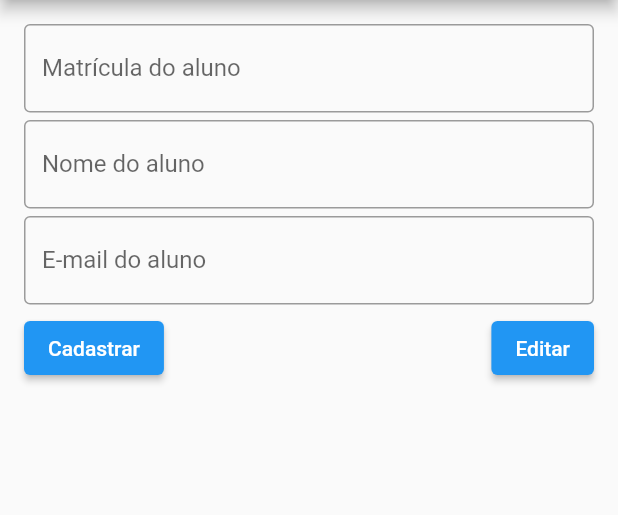
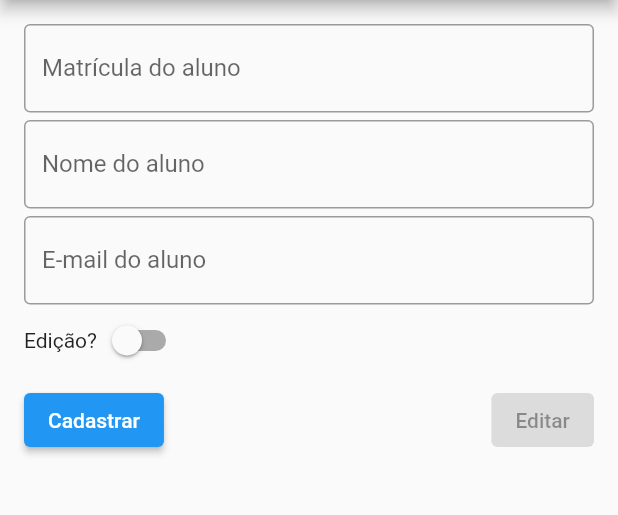
Before and after one commit to stevenarancic/cadastro_de_alunos, a Flutter app: the screen it shows after launch, on a phone screen of 412 x 824 dp, the part 84-599 px from its top. Run offline on Flutter 3.47's test engine with Material 2 defaults, Android fonts, the phone set to English and light mode, and no system bars; our stand-ins replace email_validator, sqflite; accounts and stored records are empty.

Commit message:
Update home.dart

```diff
--- a/lib/screens/home/home.dart
+++ b/lib/screens/home/home.dart
@@ -13,8 +13,11 @@ class Home extends StatefulWidget {
 
 class _HomeState extends State<Home> {
 
+  final _registerController = TextEditingController();
   final _nameController = TextEditingController();
   final _emailController = TextEditingController();
+
+  bool isEdit = false;
 
   @override
   Widget build(BuildContext context) {
@@ -34,6 +37,8 @@ class _HomeState extends State<Home> {
                   border: OutlineInputBorder(),
                 ),
                 keyboardType: TextInputType.number,
+                controller: _registerController,
+                enabled: (isEdit)? false: true,
               ),
               SizedBox(height: 5,),
               TextField(
@@ -54,19 +59,30 @@ class _HomeState extends State<Home> {
                 keyboardType: TextInputType.emailAddress,
                 controller: _emailController,
               ),
+              Row(
+                children: [
+                  Text('Edição?'),
+                  Switch(value: isEdit, onChanged: (bool status){
+                    setState(() {
+                      isEdit = !isEdit;
+                    });
+                  }),
+                ],
+              ),
               SizedBox(height: 5,),
               Row(
                 children: [
-                  ElevatedButton(onPressed: (){
+                  ElevatedButton(onPressed:
+                  (isEdit)? null: () {
                     saveRegister();
                   }, child: Text(
                     'Cadastrar',
                     ),
                   ),
                   Spacer(),
-                  ElevatedButton(onPressed: (){
-                    saveRegister();
-                  }, child: Text(
+                    ElevatedButton(
+                    onPressed: (isEdit? (){}: null),
+                    child: Text(
                     'Editar',
                     ),
                   ),
```
